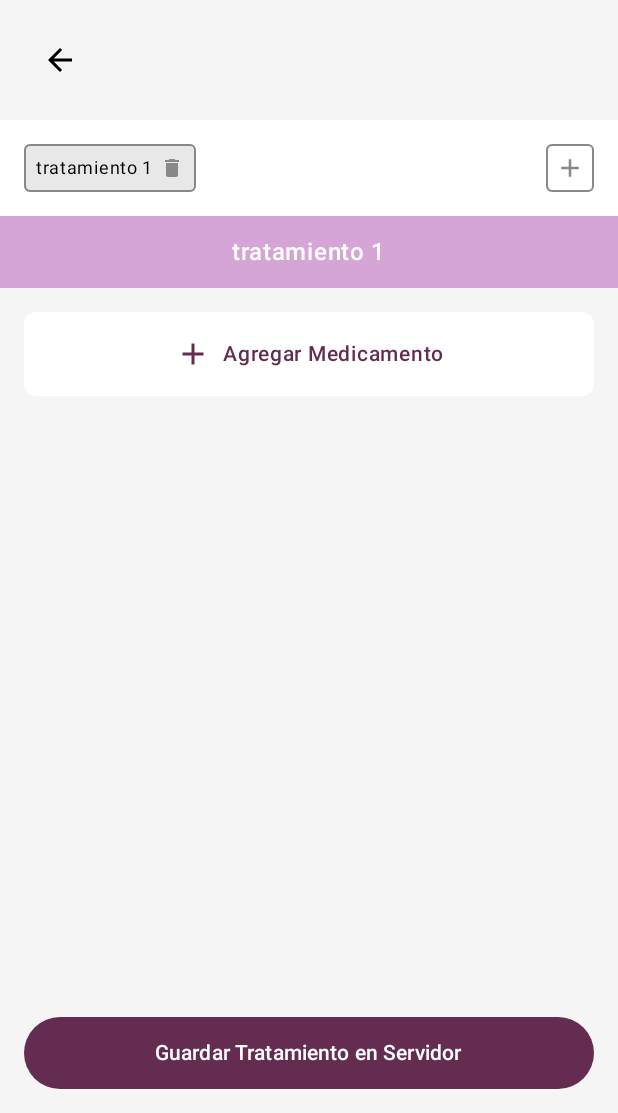
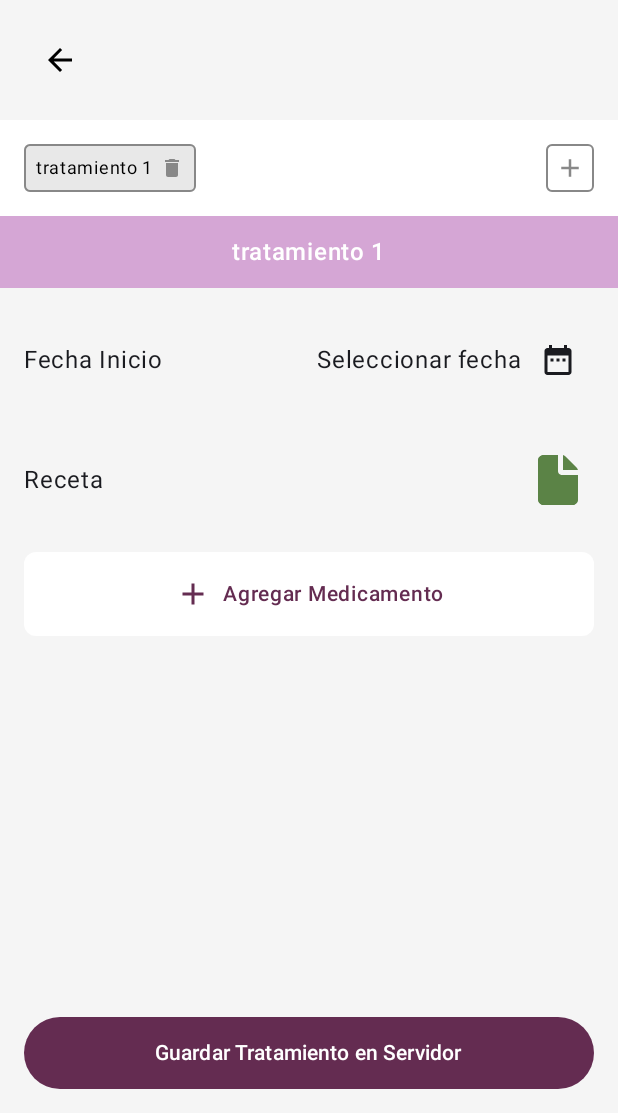
Before and after one commit to Miteek2000/Huellitas-callejeras, an Android app built with Jetpack Compose: the screen it shows after launch (MainActivity), after a tap on "Agregar tratamiento", on a phone screen of 412 x 824 dp, the part 123-1236 px from its top. Run offline under Robolectric (Android 15) with nearby library versions, the phone set to English and light mode, and no system bars; our stand-ins replace Room's generated code.

Commit message:
lo mas avanzado es guardar tratamiento

```diff
--- a/app/src/main/java/com/proyecto/huellitas_callejeras/data/remote/ApiClient.kt
+++ b/app/src/main/java/com/proyecto/huellitas_callejeras/data/remote/ApiClient.kt
@@ -1,5 +1,7 @@
 package com.proyecto.huellitas_callejeras.data.remote
 
+import com.google.gson.FieldNamingPolicy
+import com.google.gson.GsonBuilder
 import retrofit2.Retrofit
 import retrofit2.converter.gson.GsonConverterFactory
 
@@ -8,9 +10,13 @@ object ApiClient {
     private const val BASE_URL = "http://10.0.2.2:8080/"
 
     val instance: ApiService by lazy {
+        val gson = GsonBuilder()
+            .setFieldNamingPolicy(FieldNamingPolicy.LOWER_CASE_WITH_UNDERSCORES)
+            .create()
+
         val retrofit = Retrofit.Builder()
             .baseUrl(BASE_URL)
-            .addConverterFactory(GsonConverterFactory.create())
+            .addConverterFactory(GsonConverterFactory.create(gson))
             .build()
 
         retrofit.create(ApiService::class.java)
--- a/app/src/main/java/com/proyecto/huellitas_callejeras/data/repository/TratamientoRepository.kt
+++ b/app/src/main/java/com/proyecto/huellitas_callejeras/data/repository/TratamientoRepository.kt
@@ -56,7 +56,6 @@ class TratamientoRepository(
         }
     }
 
-    // --- Métodos de la Base de Datos Local (DAO) ---
 
     fun obtenerTodosLosTratamientosConMedicamentos(): Flow<List<TratamientoConMedicamentos>> {
         return tratamientoDao.obtenerTratamientosConMedicamentos()
--- a/app/src/main/java/com/proyecto/huellitas_callejeras/ui/screens/TratamientoScreen.kt
+++ b/app/src/main/java/com/proyecto/huellitas_callejeras/ui/screens/TratamientoScreen.kt
@@ -1,6 +1,11 @@
 package com.proyecto.huellitas_callejeras.ui.screens
 
+import android.net.Uri
 import android.os.Build
+import android.provider.OpenableColumns
+import android.util.Log
+import androidx.activity.compose.rememberLauncherForActivityResult
+import androidx.activity.result.contract.ActivityResultContracts
 import androidx.annotation.RequiresApi
 import androidx.compose.foundation.background
 import androidx.compose.foundation.border
@@ -23,6 +28,7 @@ import androidx.compose.foundation.shape.RoundedCornerShape
 import androidx.compose.material.icons.Icons
 import androidx.compose.material.icons.filled.Add
 import androidx.compose.material.icons.filled.ArrowBack
+import androidx.compose.material.icons.filled.DateRange
 import androidx.compose.material.icons.filled.Delete
 import androidx.compose.material.icons.filled.Edit
 import androidx.compose.material3.AlertDialog
@@ -31,6 +37,8 @@ import androidx.compose.material3.ButtonDefaults
 import androidx.compose.material3.Card
 import androidx.compose.material3.CardDefaults
 import androidx.compose.material3.CircularProgressIndicator
+import androidx.compose.material3.DatePicker
+import androidx.compose.material3.DatePickerDialog
 import androidx.compose.material3.ExperimentalMaterial3Api
 import androidx.compose.material3.Icon
 import androidx.compose.material3.IconButton
@@ -40,6 +48,7 @@ import androidx.compose.material3.SnackbarHost
 import androidx.compose.material3.SnackbarHostState
 import androidx.compose.material3.Text
 import androidx.compose.material3.TextButton
+import androidx.compose.material3.rememberDatePickerState
 import androidx.compose.runtime.Composable
 import androidx.compose.runtime.LaunchedEffect
 import androidx.compose.runtime.getValue
@@ -49,17 +58,23 @@ import androidx.compose.runtime.setValue
 import androidx.compose.ui.Alignment
 import androidx.compose.ui.Modifier
 import androidx.compose.ui.graphics.Color
+import androidx.compose.ui.platform.LocalContext
+import androidx.compose.ui.res.painterResource
 import androidx.compose.ui.text.font.FontWeight
 import androidx.compose.ui.unit.dp
 import androidx.compose.ui.unit.sp
 import androidx.lifecycle.compose.collectAsStateWithLifecycle
+import com.proyecto.huellitas_callejeras.R
 import com.proyecto.huellitas_callejeras.data.model.Medicamento
 import com.proyecto.huellitas_callejeras.data.remote.dto.MedicamentoInTratamientoDto
 import com.proyecto.huellitas_callejeras.ui.components.HeaderBar
 import com.proyecto.huellitas_callejeras.ui.viewmodel.TratamientoViewModel
+import java.time.Instant
 import java.time.LocalDate
+import java.time.ZoneId
 import java.time.ZoneOffset
 import java.time.format.DateTimeFormatter
+import java.util.UUID
 
 @RequiresApi(Build.VERSION_CODES.O)
 @OptIn(ExperimentalMaterial3Api::class)
@@ -80,10 +95,31 @@ fun TratamientoScreen(
 
     var showDeleteDialog by remember { mutableStateOf(false) }
     var tratamientoToDelete by remember { mutableStateOf<Int?>(null) }
+    var showDatePicker by remember { mutableStateOf(false) }
+    val datePickerState = rememberDatePickerState()
+    var selectedDate by remember { mutableStateOf<LocalDate?>(null) }
+    var imageUri by remember { mutableStateOf<Uri?>(null) }
+    var imageName by remember { mutableStateOf<String?>(null) }
+    val context = LocalContext.current
+
+    val imagePickerLauncher = rememberLauncherForActivityResult(
+        contract = ActivityResultContracts.GetContent()
+    ) { uri: Uri? ->
+        imageUri = uri
+        if (uri == null) {
+            imageName = null
+        } else {
+            context.contentResolver.query(uri, null, null, null, null)?.use {
+                val nameIndex = it.getColumnIndex(OpenableColumns.DISPLAY_NAME)
+                it.moveToFirst()
+                imageName = it.getString(nameIndex)
+            }
+        }
+    }
 
     LaunchedEffect(saveSuccess, error) {
         if (saveSuccess) {
-            snackbarHostState.showSnackbar("¡Tratamiento guardado en el servidor!")
+            snackbarHostState.showSnackbar("Guardar")
             viewModel.resetSaveStatus()
         }
         error?.let {
@@ -91,6 +127,36 @@ fun TratamientoScreen(
             viewModel.resetSaveStatus()
         }
     }
+
+    if (showDatePicker) {
+        DatePickerDialog(
+            onDismissRequest = { showDatePicker = false },
+            confirmButton = {
+                TextButton(
+                    onClick = {
+                        showDatePicker = false
+                        selectedDate = datePickerState.selectedDateMillis?.let {
+                            Instant.ofEpochMilli(it).atZone(ZoneId.systemDefault()).toLocalDate()
+                        }
+                    }
+                ) {
+                    Text("OK")
+                }
+            },
+            dismissButton = {
+                TextButton(
+                    onClick = {
+                        showDatePicker = false
+                    }
+                ) {
+                    Text("Cancelar")
+                }
+            }
+        ) {
+            DatePicker(state = datePickerState)
+        }
+    }
+
 
     Scaffold(
         snackbarHost = { SnackbarHost(snackbarHostState) }
@@ -161,6 +227,53 @@ fun TratamientoScreen(
                 if (tratamientosConMedicamentos.isEmpty()) {
                     item { EmptyStateCard() }
                 } else {
+
+                    item{
+                        Row(
+                            modifier = Modifier
+                                .fillMaxWidth()
+                                .padding(vertical = 8.dp),
+                            verticalAlignment = Alignment.CenterVertically,
+                            horizontalArrangement = Arrangement.SpaceBetween
+                        ) {
+                            Text(text = "Fecha Inicio", fontSize = 16.sp)
+                            Row(verticalAlignment = Alignment.CenterVertically) {
+                                Text(
+                                    text = selectedDate?.format(DateTimeFormatter.ISO_LOCAL_DATE) ?: "Seleccionar fecha",
+                                    modifier = Modifier.clickable { showDatePicker = true }
+                                )
+                                IconButton(onClick = { showDatePicker = true }) {
+                                    Icon(Icons.Default.DateRange, contentDescription = "Seleccionar fecha de inicio")
+                                }
+                            }
+                        }
+                    }
+
+                    item {
+                        Row(
+                            modifier = Modifier
+                                .fillMaxWidth()
+                                .padding(vertical = 8.dp),
+                            verticalAlignment = Alignment.CenterVertically,
+                            horizontalArrangement = Arrangement.SpaceBetween
+                        ) {
+                            Text(text = "Receta", fontSize = 16.sp)
+                            Row(verticalAlignment = Alignment.CenterVertically) {
+                                imageName?.let {
+                                    Text(text = it, modifier = Modifier.padding(end = 8.dp))
+                                }
+                                IconButton(onClick = { imagePickerLauncher.launch("image/*") }) {
+                                    Icon(
+                                        painter = painterResource(id = R.drawable.addimage),
+                                        contentDescription = "Subir imagen de receta",
+                                        tint = Color.Unspecified
+                                    )
+                                }
+                            }
+                        }
+                    }
+
+
                     item {
                         AgregarMedicamentoButton {
                             selectedTratamiento?.tratamiento?.id?.let { id -> onNavigateToMedicamento(id, -1) }
@@ -183,27 +296,30 @@ fun TratamientoScreen(
                         val medicamentosActuales = selectedTratamiento.medicamentos
 
                         val medicamentosDto = medicamentosActuales.mapNotNull {
-                            val fechaInicioInstant = if (it.fechaInicio.isNotBlank()) LocalDate.parse(it.fechaInicio, DateTimeFormatter.ISO_LOCAL_DATE).atStartOfDay().toInstant(ZoneOffset.UTC) else null
                             val fechaConclusionInstant = if (it.fechaConclusion.isNotBlank()) LocalDate.parse(it.fechaConclusion, DateTimeFormatter.ISO_LOCAL_DATE).atStartOfDay().toInstant(ZoneOffset.UTC) else null
+                            val dosis = it.dosis.toFloatOrNull() ?: 0f
+                            val repeticion = it.frecuencia.toFloatOrNull() ?: 0f
 
-                            if(fechaInicioInstant != null && fechaConclusionInstant != null) {
                             MedicamentoInTratamientoDto(
+                                medicamentoId = UUID.randomUUID(), // OBTENER EL ID REAL DEL MEDICAMENTO
                                 nombre = it.nombre,
-                                    dosis = it.dosis,
-                                    repeticion = it.frecuencia,
-                                    fechaInicio = fechaInicioInstant,
+                                dosis = dosis,
+                                repeticion = repeticion,
                                 fechaConclusion = fechaConclusionInstant
                             )
-                            } else {
-                                null
-                            }
                         }
 
-                        val fechaInicioParaEnviar = if (tratamientoActual.fechaInicio.isBlank()) {
+                        val fechaInicioParaEnviar = selectedDate?.format(DateTimeFormatter.ISO_LOCAL_DATE) ?:
+                            if(tratamientoActual.fechaInicio.isBlank()) {
                                 LocalDate.now().format(DateTimeFormatter.ISO_LOCAL_DATE)
                             } else {
                                 tratamientoActual.fechaInicio
                             }
+
+                        Log.d("TratamientoScreen", "Guardando tratamiento...")
+                        Log.d("TratamientoScreen", "Animal ID: 5265a1b4-ca82-4c8c-b2aa-9fd968b49b50")
+                        Log.d("TratamientoScreen", "Fecha Inicio: $fechaInicioParaEnviar")
+                        Log.d("TratamientoScreen", "Medicamentos: $medicamentosDto")
 
                         viewModel.guardarTratamientoRemoto(
                             animalId = "5265a1b4-ca82-4c8c-b2aa-9fd968b49b50", // Tu UUID del backend
--- /dev/null
+++ b/app/src/main/res/drawable/addimage.xml
@@ -0,0 +1,9 @@
+<vector xmlns:android="http://schemas.android.com/apk/res/android"
+    android:width="50dp"
+    android:height="50dp"
+    android:viewportWidth="50"
+    android:viewportHeight="50">
+  <path
+      android:pathData="M25,4.167V17.708C25,18.485 25.29,19.234 25.812,19.809C26.334,20.384 27.052,20.744 27.825,20.819L28.125,20.833H41.667V41.667C41.667,42.718 41.27,43.73 40.555,44.501C39.841,45.272 38.861,45.744 37.813,45.823L37.5,45.833H12.5C11.449,45.834 10.436,45.437 9.666,44.722C8.895,44.007 8.423,43.028 8.344,41.979L8.333,41.667V8.333C8.333,7.282 8.73,6.27 9.445,5.499C10.16,4.728 11.139,4.256 12.188,4.177L12.5,4.167H25ZM29.167,4.256C29.84,4.399 30.468,4.707 30.994,5.152L31.25,5.388L40.446,14.583C40.934,15.071 41.293,15.672 41.492,16.333L41.575,16.667H29.167V4.256Z"
+      android:fillColor="#5B8346"/>
+</vector>
```
Also changed, not shown: app/src/main/java/com/proyecto/huellitas_callejeras/data/remote/dto/TratamientoCreateRequestDto.kt (+7 -6 lines). Lines whose indentation alone changed are shown as unchanged.
